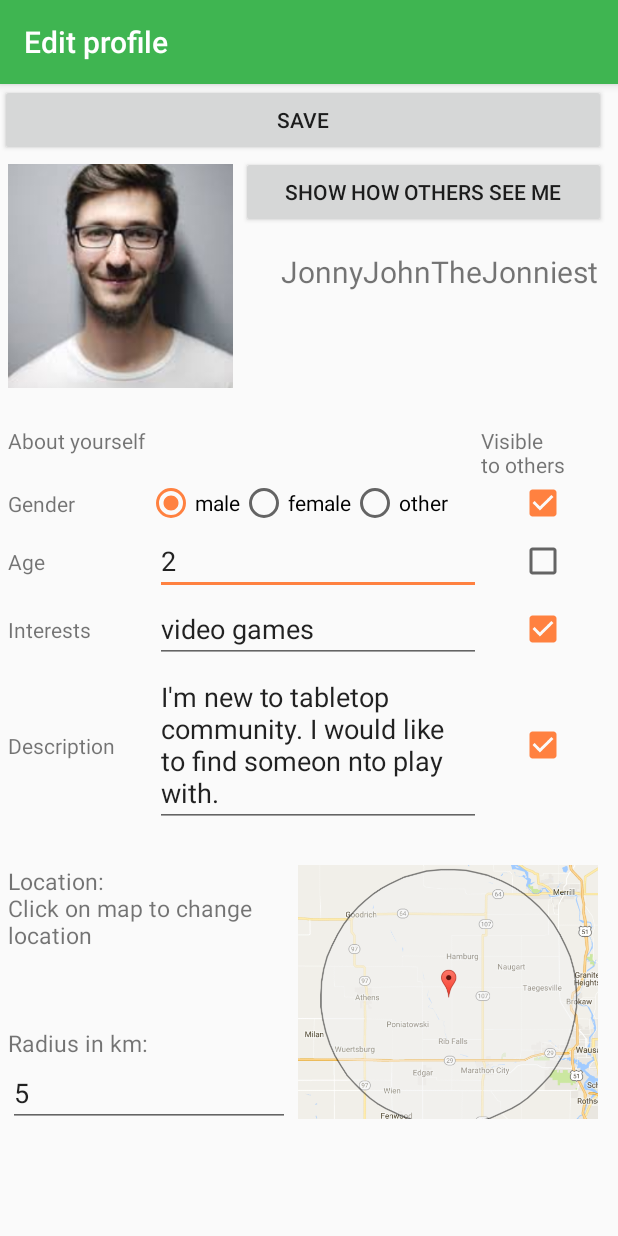
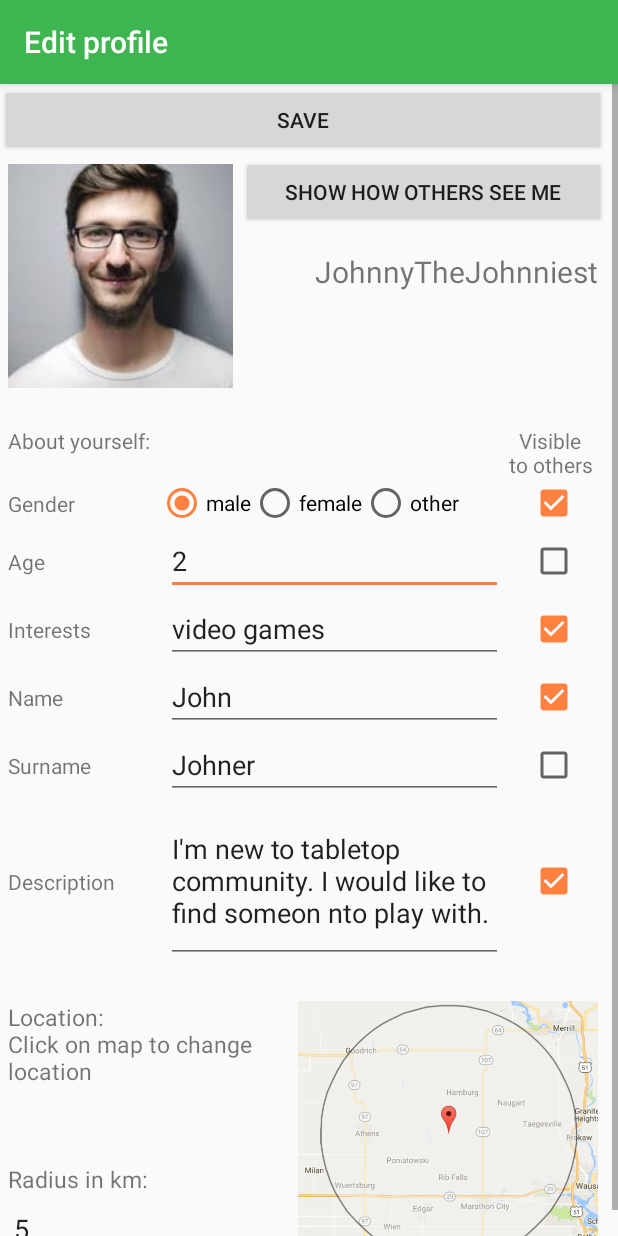
Before and after one commit to Mustrumion/HobbyHunter2, an Android app: the ProfileViewActivity screen opened directly, with no data from a screen before it, on a phone screen of 412 x 824 dp. Run offline under Robolectric (Android 15) with nearby library versions, the phone set to English and light mode, and no system bars.

Commit message:
Minor adjustments to profile editor

```diff
--- a/app/src/main/res/layout/activity_profile_view.xml
+++ b/app/src/main/res/layout/activity_profile_view.xml
@@ -53,7 +53,7 @@
                         android:layout_height="wrap_content"
                         android:layout_marginBottom="5dp"
                         android:layout_marginRight="5dp"
-                        android:text="JonnyJohnTheJonniest"
+                        android:text="JohnnyTheJohnniest"
                         android:textAlignment="textEnd"
                         android:textSize="20dp" />
                 </LinearLayout>
@@ -71,13 +71,14 @@
                     android:layout_columnWeight="2"
                     android:layout_gravity="fill"
                     android:layout_marginLeft="5dp"
-                    android:text="About yourself" />
+                    android:text="About yourself:" />
 
                 <TextView
                     android:layout_columnWeight="1"
-                    android:layout_gravity="fill"
+                    android:layout_gravity="center"
                     android:layout_marginRight="5dp"
-                    android:text="Visible\nto others" />
+                    android:text="Visible\nto others"
+                    android:textAlignment="center"/>
 
                 <TextView
                     android:layout_columnWeight="1"
@@ -157,6 +158,41 @@
                     android:layout_columnWeight="1"
                     android:layout_gravity="center_vertical"
                     android:layout_marginLeft="5dp"
+                    android:text="Name" />
+
+                <EditText
+                    android:layout_columnWeight="1"
+                    android:layout_gravity="fill"
+                    android:layout_marginLeft="5dp"
+                    android:inputType="text"
+                    android:text="John" />
+
+                <CheckBox
+                    android:layout_columnWeight="1"
+                    android:layout_gravity="center"
+                    android:checked="true" />
+
+                <TextView
+                    android:layout_columnWeight="1"
+                    android:layout_gravity="center_vertical"
+                    android:layout_marginLeft="5dp"
+                    android:text="Surname" />
+
+                <EditText
+                    android:layout_columnWeight="1"
+                    android:layout_gravity="fill"
+                    android:layout_marginLeft="5dp"
+                    android:inputType="text"
+                    android:text="Johner" />
+
+                <CheckBox
+                    android:layout_columnWeight="1"
+                    android:layout_gravity="center" />
+
+                <TextView
+                    android:layout_columnWeight="1"
+                    android:layout_gravity="center_vertical"
+                    android:layout_marginLeft="5dp"
                     android:text="Description" />
 
                 <EditText
```
